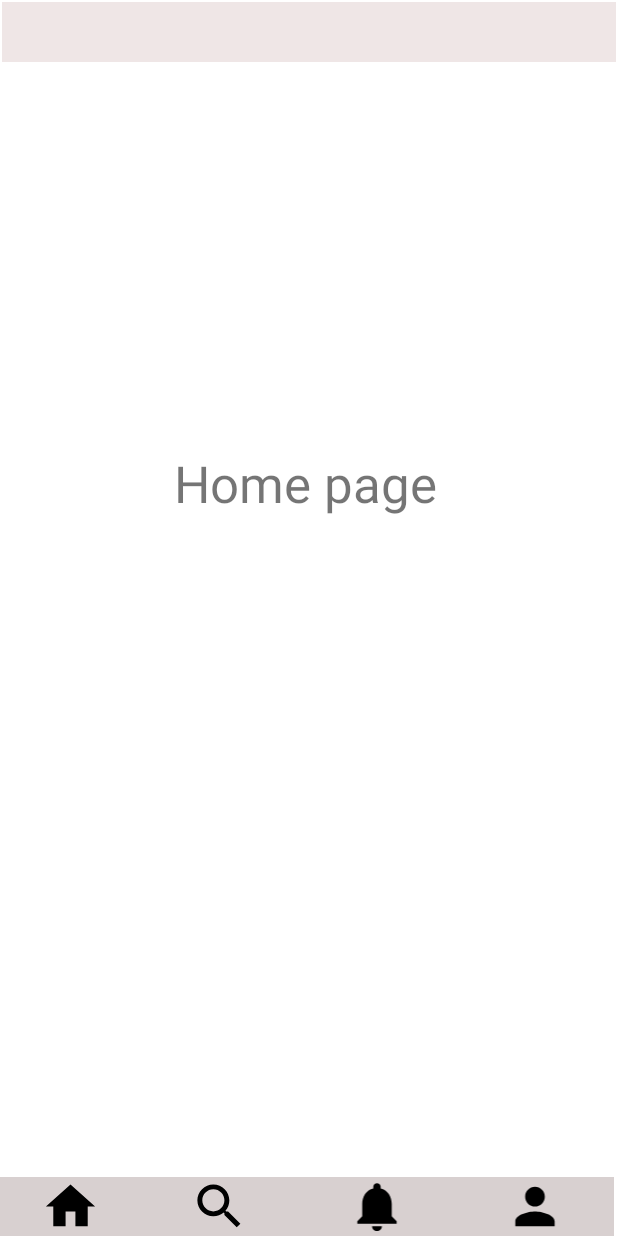
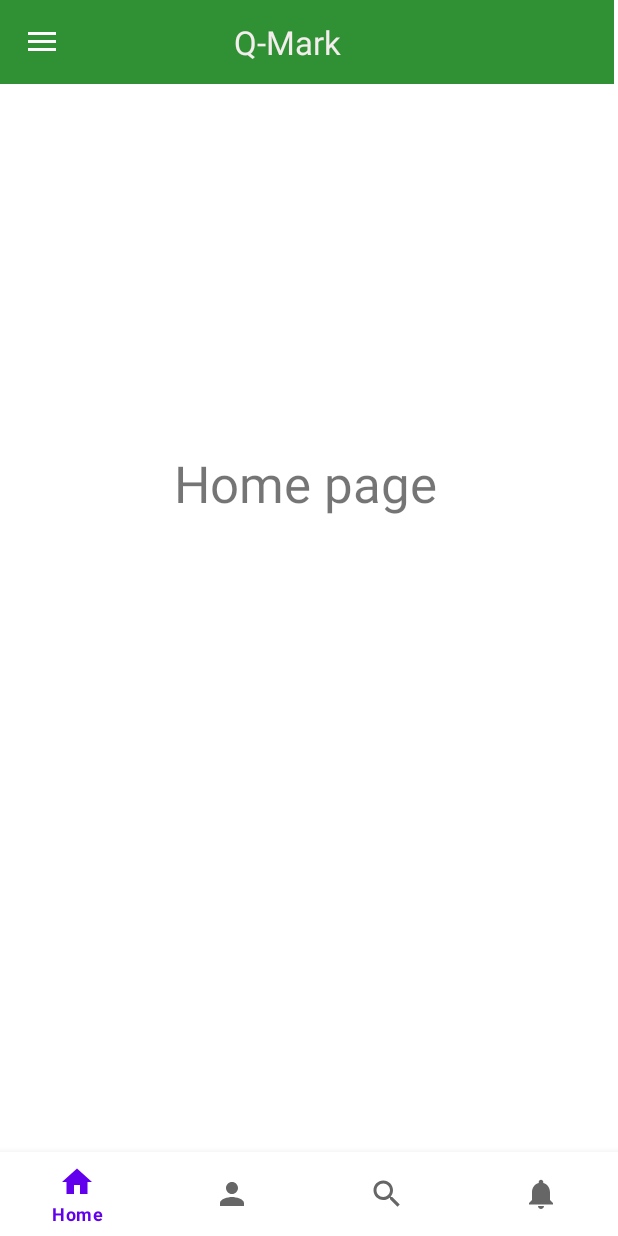
Before and after one commit to Dip-to/Q-Mark, an Android app: the homepage screen opened directly, with no data from a screen before it, on a phone screen of 412 x 824 dp. Run offline under Robolectric (Android 15) with nearby library versions, the phone set to English and light mode, and no system bars.

Commit message:
bottom navigatiion bar

```diff
--- a/app/build.gradle
+++ b/app/build.gradle
@@ -32,7 +32,7 @@ android {
 dependencies {
 
     implementation 'androidx.appcompat:appcompat:1.5.0'
-    //implementation 'androidx.appcompat:design:1.5.0'
+
     implementation 'com.google.android.material:material:1.6.1'
     implementation 'androidx.constraintlayout:constraintlayout:2.1.4'
     implementation 'com.google.firebase:firebase-auth:21.0.7'
--- a/app/src/main/java/com/example/q_mark/MainActivity.java
+++ b/app/src/main/java/com/example/q_mark/MainActivity.java
@@ -1,9 +1,9 @@
 package com.example.q_mark;
-
-import androidx.appcompat.app.AppCompatActivity;
 
 import android.content.Intent;
 import android.os.Bundle;
+
+import androidx.appcompat.app.AppCompatActivity;
 
 public class MainActivity extends AppCompatActivity {
 
--- a/app/src/main/java/com/example/q_mark/homepage.java
+++ b/app/src/main/java/com/example/q_mark/homepage.java
@@ -1,4 +1,7 @@
 package com.example.q_mark;
+
+import android.os.Bundle;
+import android.view.MenuItem;
 
 import androidx.annotation.NonNull;
 import androidx.appcompat.app.ActionBarDrawerToggle;
@@ -6,15 +9,14 @@ import androidx.appcompat.app.AppCompatActivity;
 import androidx.appcompat.widget.Toolbar;
 import androidx.core.view.GravityCompat;
 import androidx.drawerlayout.widget.DrawerLayout;
+import androidx.fragment.app.Fragment;
 
-import android.content.Intent;
-import android.os.Bundle;
-import android.view.MenuItem;
-
+import com.google.android.material.bottomnavigation.BottomNavigationView;
 import com.google.android.material.navigation.NavigationView;
 
 public class homepage extends AppCompatActivity implements NavigationView.OnNavigationItemSelectedListener {
     private DrawerLayout drawer;
+
 
     @Override
     protected void onCreate(Bundle savedInstanceState) {
@@ -23,16 +25,23 @@ public class homepage extends AppCompatActivity implements NavigationView.OnNavi
         setContentView(R.layout.activity_homepage);
 
 
+        BottomNavigationView bottom_nav=findViewById(R.id.bottom_navigation);
+        bottom_nav.setOnItemSelectedListener(nav_listener);
+
         NavigationView navigationView = findViewById(R.id.nav_view);
         navigationView.setNavigationItemSelectedListener(this);
 
         drawer = findViewById(R.id.drawer_layout);
+        Toolbar toolbar=findViewById(R.id.toolbar);
+        //setSupportActionBar(toolbar);
 
-        ActionBarDrawerToggle toggle = new ActionBarDrawerToggle(this, drawer, R.string.navigation_drawer_open,
+
+        ActionBarDrawerToggle toggle = new ActionBarDrawerToggle(this, drawer,toolbar,R.string.navigation_drawer_open,
                 R.string.navigation_drawer_close);
 
         drawer.addDrawerListener(toggle);
         toggle.syncState();
+        navigationView.setCheckedItem(R.id.side_menu_home);
 
         if (savedInstanceState == null) {
             getSupportFragmentManager().beginTransaction().replace(R.id.fragment_container,
@@ -74,6 +83,7 @@ public class homepage extends AppCompatActivity implements NavigationView.OnNavi
         }
 
 
+
     }
 
     @Override
@@ -85,6 +95,9 @@ public class homepage extends AppCompatActivity implements NavigationView.OnNavi
         }
 
     }
+
+
+
 
     @Override
     public boolean onNavigationItemSelected(@NonNull MenuItem item) {
@@ -137,4 +150,35 @@ public class homepage extends AppCompatActivity implements NavigationView.OnNavi
         drawer.closeDrawer(GravityCompat.START);
         return true;
     }
+
+
+    private BottomNavigationView.OnItemSelectedListener nav_listener=new BottomNavigationView.OnItemSelectedListener(){
+
+        @Override
+        public boolean onNavigationItemSelected(@NonNull MenuItem item) {
+            Fragment selectedFragment=new Home();
+            switch (item.getItemId()){
+                case R.id.bottom_home:
+                     selectedFragment=new Home();
+                    break;
+                case R.id.bottom_profile:
+                    selectedFragment=new Profile();
+                    break;
+                case R.id.bottom_search:
+                    selectedFragment=new Search();
+                    break;
+                case R.id.bottom_notification:
+                    selectedFragment=new Notification();
+                    break;
+            }
+            getSupportFragmentManager().beginTransaction().replace(R.id.fragment_container,
+                    selectedFragment).commit();
+            return true;
+
+        }
+    };
+
+
+
+
 }
--- a/app/src/main/res/layout/activity_homepage.xml
+++ b/app/src/main/res/layout/activity_homepage.xml
@@ -16,52 +16,31 @@
         android:layout_width="match_parent"
         android:layout_height="match_parent">
 
-        <LinearLayout
+        <androidx.appcompat.widget.Toolbar
+            android:id="@+id/toolbar"
             android:layout_width="409dp"
-            android:layout_height="39dp"
-            android:background="#D8D0D0"
-            android:orientation="horizontal"
+            android:layout_height="wrap_content"
+            android:background="#2F9133"
+            android:minHeight="?attr/actionBarSize"
+            android:theme="?attr/actionBarTheme"
+            android:visibility="visible"
+            app:layout_constraintStart_toStartOf="parent"
+            app:layout_constraintTop_toTopOf="parent"
+            app:navigationIcon="@drawable/ic_sidemenu"
+            app:title="Q-Mark"
+            app:titleMarginStart="100dp"
+            app:titleTextAppearance="@style/TextAppearance.AppCompat.Large"
+            app:titleTextColor="#F4EDED" />
+
+
+        <com.google.android.material.bottomnavigation.BottomNavigationView
+            android:id="@+id/bottom_navigation"
+            android:layout_width="match_parent"
+            android:layout_height="wrap_content"
             app:layout_constraintBottom_toBottomOf="parent"
-            app:layout_constraintStart_toStartOf="parent">
-
-            <ImageView
-                android:id="@+id/homepage_home"
-                android:layout_width="13dp"
-                android:layout_height="match_parent"
-                android:layout_weight="1"
-                app:srcCompat="@drawable/ic_home" />
-
-            <ImageView
-                android:id="@+id/homepage_search"
-                android:layout_width="wrap_content"
-                android:layout_height="match_parent"
-                android:layout_weight="1"
-                app:srcCompat="@drawable/ic_search" />
-
-            <ImageView
-                android:id="@+id/homepage_notification"
-                android:layout_width="wrap_content"
-                android:layout_height="match_parent"
-                android:layout_weight="1"
-                app:srcCompat="@drawable/ic_notification" />
-
-            <ImageView
-                android:id="@+id/homepage_profile"
-                android:layout_width="wrap_content"
-                android:layout_height="match_parent"
-                android:layout_weight="1"
-                app:srcCompat="@drawable/ic_profile" />
-        </LinearLayout>
-
-        <LinearLayout
-            android:layout_width="409dp"
-            android:layout_height="40dp"
-            android:layout_marginStart="1dp"
-            android:layout_marginTop="1dp"
-            android:background="#EFE6E6"
-            android:orientation="horizontal"
+            app:layout_constraintEnd_toEndOf="parent"
             app:layout_constraintStart_toStartOf="parent"
-            app:layout_constraintTop_toTopOf="parent"></LinearLayout>
+            app:menu="@menu/bottom_navigation_bar"/>
 
     </androidx.constraintlayout.widget.ConstraintLayout>
 
@@ -69,12 +48,14 @@
     <LinearLayout
         android:layout_width="match_parent"
         android:layout_height="match_parent"
-        android:orientation="vertical">
+        android:orientation="vertical"
+        android:visibility="visible">
 
         <FrameLayout
             android:id="@+id/fragment_container"
             android:layout_width="match_parent"
-            android:layout_height="match_parent" />
+            android:layout_height="match_parent"
+            android:visibility="visible" />
 
     </LinearLayout>
 
@@ -83,6 +64,7 @@
         android:layout_width="wrap_content"
         android:layout_height="match_parent"
         android:layout_gravity="start"
+        android:visibility="visible"
         app:headerLayout="@layout/nav_header"
         app:menu="@menu/drawer_menu" />
 
--- /dev/null
+++ b/app/src/main/res/menu/bottom_navigation_bar.xml
@@ -0,0 +1,20 @@
+<?xml version="1.0" encoding="utf-8"?>
+<menu xmlns:android="http://schemas.android.com/apk/res/android">
+    <item
+        android:id="@+id/bottom_home"
+        android:icon="@drawable/ic_home"
+        android:title="Home"/>
+    <item
+        android:id="@+id/bottom_profile"
+        android:icon="@drawable/ic_profile"
+        android:title="Profile"/>
+    <item
+        android:id="@+id/bottom_search"
+        android:icon="@drawable/ic_search"
+        android:title="Search"/>
+    <item
+        android:id="@+id/bottom_notification"
+        android:icon="@drawable/ic_notification"
+        android:title="Notification"/>
+
+</menu>
--- a/app/src/main/res/values/strings.xml
+++ b/app/src/main/res/values/strings.xml
@@ -1,6 +1,6 @@
 <resources>
     <string name="app_name">Q-mark</string>
-
     <string name="navigation_drawer_open">Open Navigation Drawer</string>
     <string name="navigation_drawer_close">Close Navigation Drawer</string>
+
 </resources>
```
Also changed, not shown: app/src/main/java/com/example/q_mark/Search.java (added, +19 -0 lines), app/src/main/res/layout/search.xml (added, +21 -0 lines), app/src/main/res/drawable/menubar.png (added).
